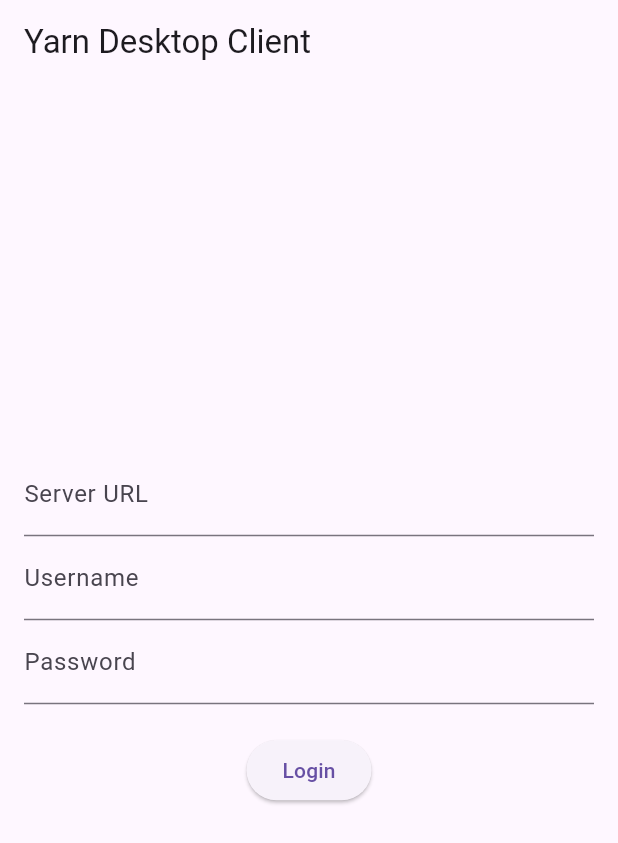
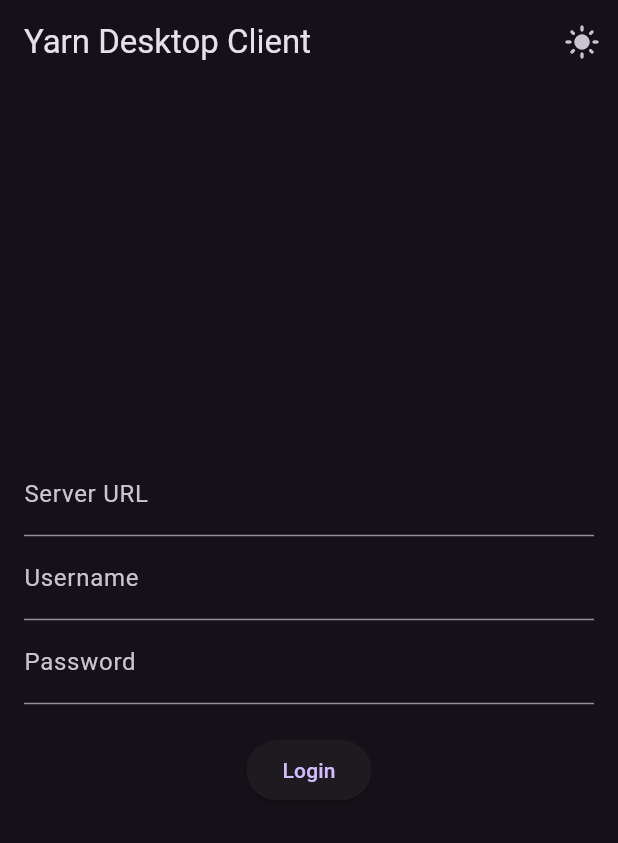
Before and after one commit to stig-atle/YarnDesktopClient, a Flutter app: the screen it shows after launch, on a phone screen of 412 x 824 dp. Shown: the top 843 px of the screen. Run offline on Flutter 3.47's test engine with Material 3 defaults, Android fonts, the light colour scheme and no system bars.

Commit message:
Add toggle button for dark\light theme mode. Dark by default.

```diff
--- a/lib/main.dart
+++ b/lib/main.dart
@@ -6,16 +6,40 @@ void main() {
   runApp(const MainApp());
 }
 
-class MainApp extends StatelessWidget {
+class MainApp extends StatefulWidget {
   const MainApp({super.key});
+
+  @override
+  _MainAppState createState() => _MainAppState();
+}
+
+class _MainAppState extends State<MainApp> {
+  bool _isDarkMode = true;
+
+  void _toggleTheme() {
+    setState(() {
+      _isDarkMode = !_isDarkMode;
+    });
+  }
 
   @override
   Widget build(BuildContext context) {
     return MaterialApp(
+      theme: _isDarkMode ? ThemeData.dark() : ThemeData.light(),
       home: Scaffold(
-        appBar: AppBar(title: const Text('Yarn Desktop Client')),
-        body: const Center(
-          child: AuthWidget(),
+        appBar: AppBar(
+          title: const Text('Yarn Desktop Client'),
+          actions: [
+            IconButton(
+              icon: Icon(_isDarkMode ? Icons.light_mode : Icons.dark_mode),
+              onPressed: _toggleTheme,
+            ),
+          ],
+        ),
+        body: Center(
+          child: AuthWidget(
+            toggleTheme: _toggleTheme,
+          ),
         ),
       ),
     );
@@ -23,7 +47,9 @@ class MainApp extends StatelessWidget {
 }
 
 class AuthWidget extends StatefulWidget {
-  const AuthWidget({super.key});
+  final Function toggleTheme;
+
+  const AuthWidget({super.key, required this.toggleTheme});
 
   @override
   _AuthWidgetState createState() => _AuthWidgetState();
```
